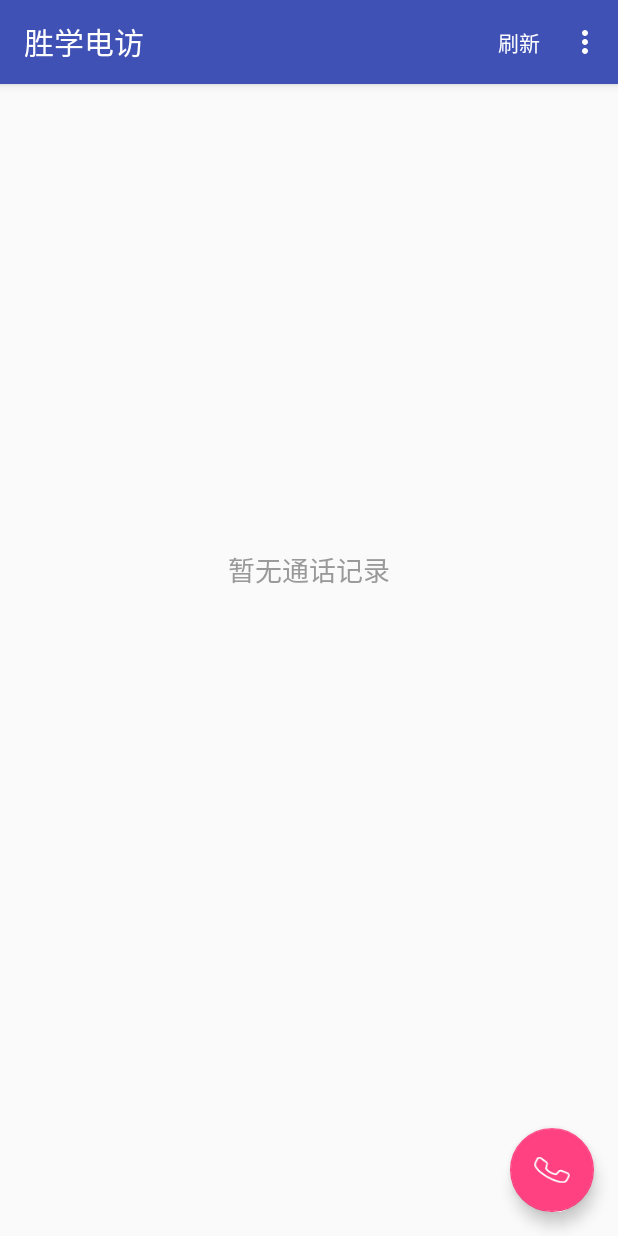
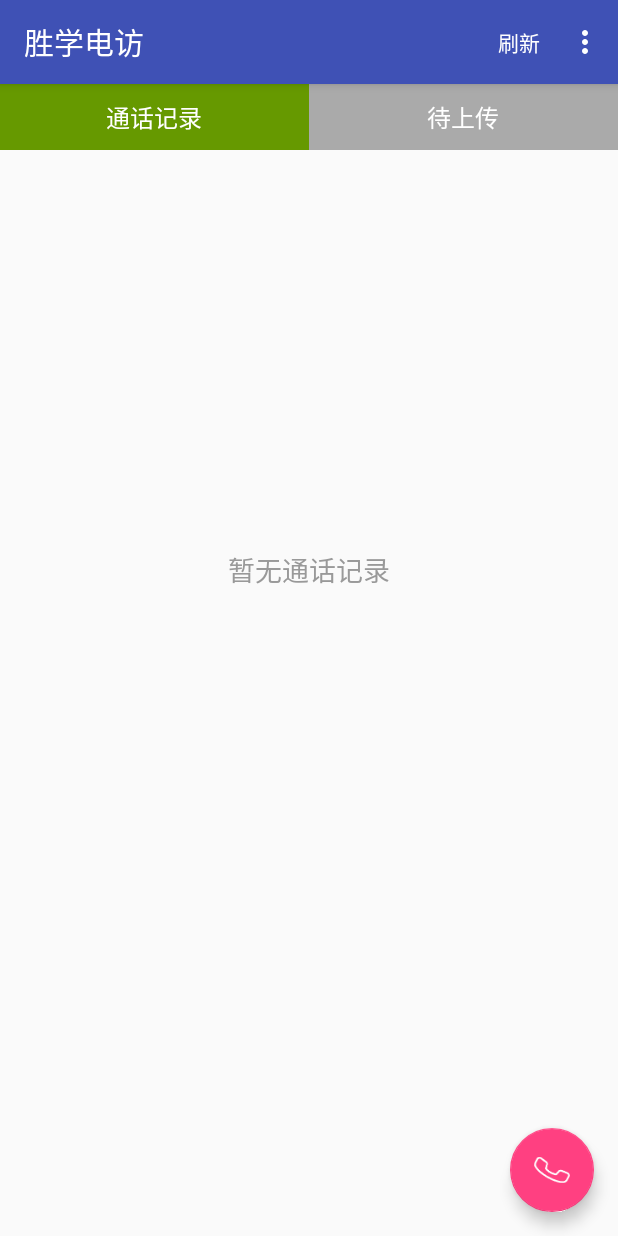
Before and after one commit to guoq1/CallAutoRecord, an Android app: the MainActivity screen opened directly, with no data from a screen before it, on a phone screen of 412 x 824 dp. Run offline under Robolectric (Android 15) with nearby library versions, the phone set to English and light mode, and no system bars; libraries missing offline, so code that uses them is left out: com.alibaba.fastjson, com.lzy.okgo; 1 statement that could not run was skipped.

Commit message:
增加通话记录列表

```diff
--- a/app/src/main/java/com/guoqi/callautorecord/MainActivity.kt
+++ b/app/src/main/java/com/guoqi/callautorecord/MainActivity.kt
@@ -14,10 +14,15 @@ import android.support.v4.app.ActivityCompat
 import android.support.v4.content.ContextCompat
 import android.support.v7.app.AlertDialog
 import android.support.v7.app.AppCompatActivity
+import android.util.Log
 import android.view.Menu
 import android.view.MenuItem
 import android.view.View
 import android.widget.Toast
+import com.alibaba.fastjson.JSON
+import com.lzy.okgo.OkGo
+import com.lzy.okgo.callback.StringCallback
+import com.lzy.okgo.model.Response
 import kotlinx.android.synthetic.main.activity_main.*
 import java.io.File
 
@@ -34,7 +39,7 @@ class MainActivity : AppCompatActivity() {
 
         override fun denied(deniedList: List<String>) {
             if (!deniedList.isEmpty()) {
-                showPermissionManagerDialog(this@MainActivity, "相关")
+                //showPermissionManagerDialog(this@MainActivity, "相关")
             }
         }
     }
@@ -46,6 +51,7 @@ class MainActivity : AppCompatActivity() {
 
     private lateinit var pd: ProgressDialog
     private var recordList = ArrayList<RecordBean>()
+    private var uploadList = ArrayList<RecordBean>()
     private lateinit var recordAdapter: RecordAdapter
 
     override fun onCreate(savedInstanceState: Bundle?) {
@@ -53,7 +59,6 @@ class MainActivity : AppCompatActivity() {
         setContentView(R.layout.activity_main)
 
         setSupportActionBar(toolbar)
-        initPermission()
         initProgressDialog()
 
         initClick()
@@ -61,15 +66,18 @@ class MainActivity : AppCompatActivity() {
         lv_record.adapter = recordAdapter
         recordAdapter.setOnRecordChangeListener(object : RecordAdapter.RecordChangeListener {
             override fun onRecordChange() {
-                initData()
+                getUploadList()
+                changeTab(1)
             }
         })
         initRecord()
+        changeTab(0)
     }
 
     override fun onResume() {
         super.onResume()
         setTitle()
+        initPermission()
         initData()
     }
 
@@ -89,13 +97,52 @@ class MainActivity : AppCompatActivity() {
         pd.setCancelable(true)
     }
 
+    private fun changeTab(pos: Int) {
+        if (pos == 0) {
+            tv_record.setBackgroundResource(android.R.color.holo_green_dark)
+            tv_record.setTextColor(resources.getColor(android.R.color.white))
+            tv_upload.setBackgroundResource(android.R.color.darker_gray)
+            tv_upload.setTextColor(resources.getColor(android.R.color.white))
+            if (recordList.isEmpty()) {
+                //显示空
+                tv_none.visibility = View.VISIBLE
+                lv_record.visibility = View.GONE
+            } else {
+                //隐藏空
+                tv_none.visibility = View.GONE
+                lv_record.visibility = View.VISIBLE
+                recordAdapter.setNeedUpload(false)
+                recordAdapter.resetData(recordList)
+            }
+        } else {
+            tv_upload.setBackgroundResource(android.R.color.holo_green_dark)
+            tv_upload.setTextColor(resources.getColor(android.R.color.white))
+            tv_record.setBackgroundResource(android.R.color.darker_gray)
+            tv_record.setTextColor(resources.getColor(android.R.color.white))
+            if (recordList.isEmpty()) {
+                //显示空
+                tv_none.visibility = View.VISIBLE
+                lv_record.visibility = View.GONE
+            } else {
+                //隐藏空
+                tv_none.visibility = View.GONE
+                lv_record.visibility = View.VISIBLE
+                recordAdapter.setNeedUpload(true)
+                recordAdapter.resetData(uploadList)
+            }
+        }
+
+    }
+
     private fun initData() {
-        recordList.clear()
         //已上传的
-//        if (ACache.get(this).getAsString("record") != null) {
-//            recordList = JSON.parseArray(ACache.get(this).getAsString("record"), RecordBean::class.java) as ArrayList<RecordBean>
-//        }
+        getRecordHistory()
         //未上传的
+        getUploadList()
+    }
+
+    private fun getUploadList() {
+        uploadList.clear()
         var fileList = FileUtil.listFilesInDir(getPath())
         if (fileList != null && fileList.isNotEmpty()) {
             for (file in fileList) {
@@ -103,26 +150,42 @@ class MainActivity : AppCompatActivity() {
                     var item = RecordBean()
                     item.fileName = file.name
                     item.filePath = file.absolutePath
-                    recordList.add(item)
+                    uploadList.add(item)
                 } else {
                     FileUtil.deleteFile(file)
                 }
             }
         }
-        if (recordList.isEmpty()) {
-            //显示空
-            tv_none.visibility = View.VISIBLE
-            lv_record.visibility = View.GONE
-        } else {
-            //隐藏空
-            tv_none.visibility = View.GONE
-            lv_record.visibility = View.VISIBLE
+    }
 
-            recordAdapter.resetData(recordList)
-        }
+    private fun getRecordHistory() {
+        pd.show()
+        val url = "$IP/visitRecord/findForList"
+        OkGo.post<String>(url)
+                .params("param", ACache.get(this).getAsString("name"))
+                .params("pageNo", 1)
+                .params("pageSize", Int.MAX_VALUE)
+                .execute(object : StringCallback() {
+                    override fun onSuccess(response: Response<String>?) {
+                        Log.e("JSON onSuccess", response?.body().toString())
+                        var obj = JSON.parseObject(response?.body().toString())
+                        recordList = JSON.parseArray(obj.getString("content"), RecordBean::class.java) as ArrayList<RecordBean>
+                        changeTab(0)
+                        if (pd != null && pd.isShowing) {
+                            pd.dismiss()
+                        }
+                    }
+
+                    override fun onError(response: Response<String>?) {
+                        super.onError(response)
+                    }
+                })
+
     }
 
     private fun initClick() {
+        tv_record.setOnClickListener { changeTab(0) }
+        tv_upload.setOnClickListener { changeTab(1) }
         fab.setOnClickListener { _ ->
             toCallPhoneUI("")
         }
--- a/app/src/main/java/com/guoqi/callautorecord/RecordBean.kt
+++ b/app/src/main/java/com/guoqi/callautorecord/RecordBean.kt
@@ -7,9 +7,15 @@ import java.io.Serializable
  */
 class RecordBean : Serializable {
 
+    var id: String = ""
     var fileName: String = ""
     var filePath: String = ""
     var name: String = ""
+    var customerPhone: String = ""
+    var callData: String = ""
+    var callTime: String = ""
+    var timeLength: String = ""
+    var tapeUrl: String = ""
 
     constructor()
 }
--- a/app/src/main/res/layout/activity_main.xml
+++ b/app/src/main/res/layout/activity_main.xml
@@ -35,11 +35,43 @@
 
     </TextView>
 
+    <LinearLayout
+        android:id="@+id/ll_tab"
+        android:layout_width="match_parent"
+        android:layout_height="wrap_content"
+        android:layout_below="@id/ll_appBar"
+        android:orientation="horizontal">
+
+        <TextView
+            android:id="@+id/tv_record"
+            android:layout_width="0dp"
+            android:layout_height="wrap_content"
+            android:layout_weight="1"
+            android:background="@android:color/holo_green_dark"
+            android:gravity="center"
+            android:padding="10dp"
+            android:text="通话记录"
+            android:textColor="@android:color/white"
+            android:textSize="16sp"></TextView>
+
+        <TextView
+            android:id="@+id/tv_upload"
+            android:layout_width="0dp"
+            android:layout_height="wrap_content"
+            android:layout_weight="1"
+            android:background="@android:color/darker_gray"
+            android:gravity="center"
+            android:padding="10dp"
+            android:text="待上传"
+            android:textColor="@android:color/white"
+            android:textSize="16sp"></TextView>
+    </LinearLayout>
+
     <ListView
         android:id="@+id/lv_record"
         android:layout_width="match_parent"
         android:layout_height="match_parent"
-        android:layout_below="@+id/ll_appBar" />
+        android:layout_below="@+id/ll_tab" />
 
 
     <android.support.design.widget.FloatingActionButton
```
Also changed, not shown: app/src/main/java/com/guoqi/callautorecord/CallListener.kt (+4 -4 lines), app/src/main/java/com/guoqi/callautorecord/RecordAdapter.kt (+21 -3 lines), app/src/main/res/layout/adapter_item.xml (+17 -3 lines).
